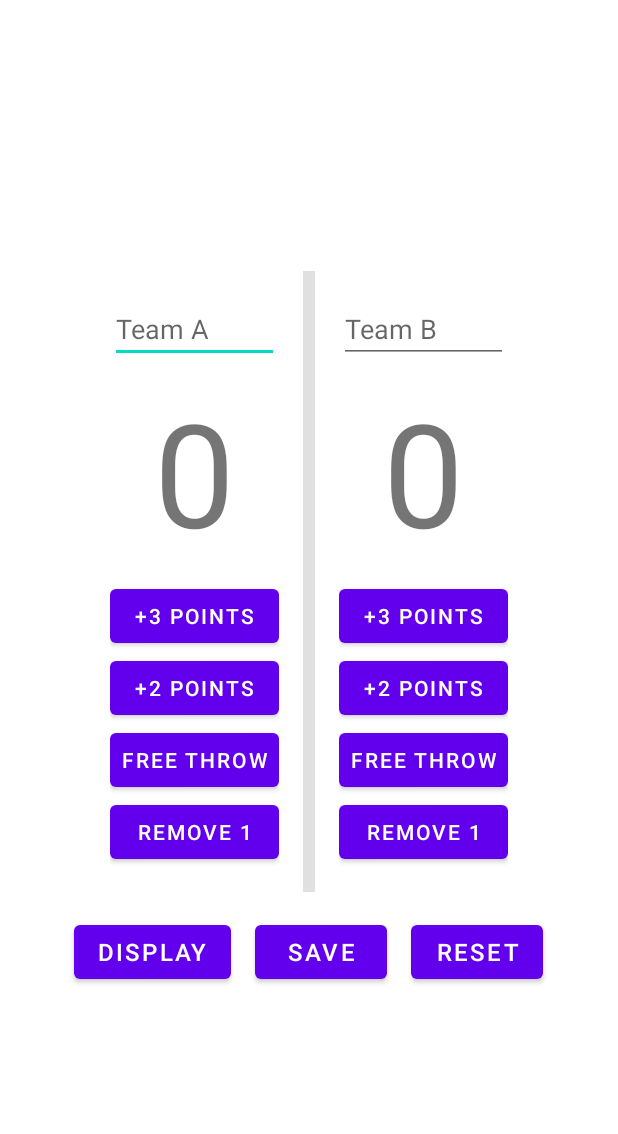
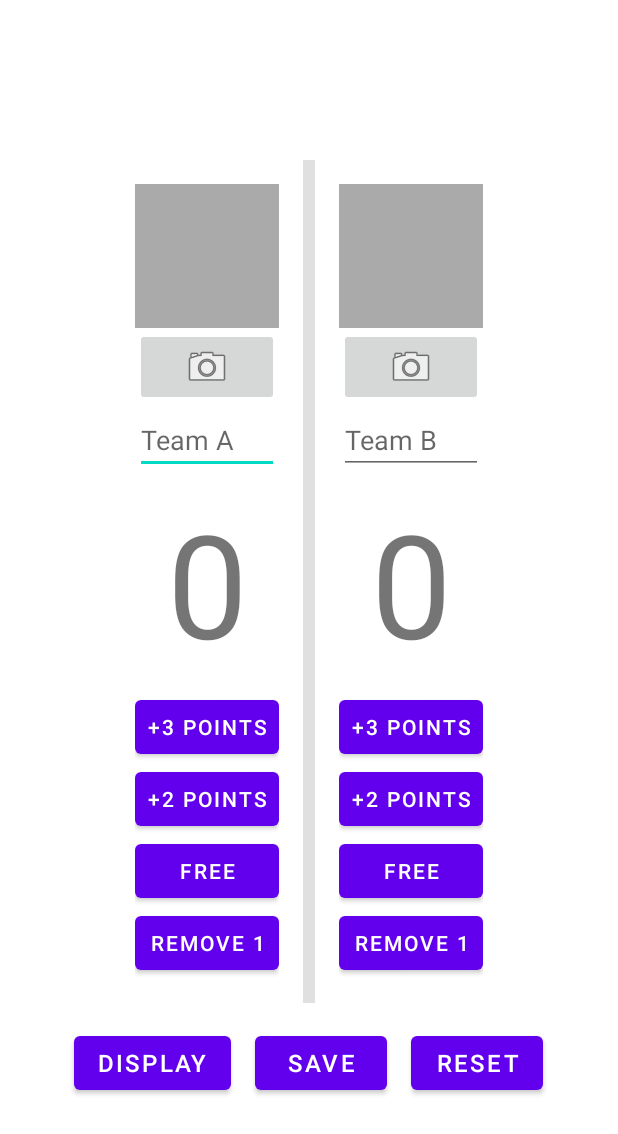
Before and after one commit to T-Reiser/Group27Project1, an Android app: the screen it shows after launch (MainActivity), on a phone screen of 412 x 824 dp. Shown: the top 1134 px of the screen. Run offline under Robolectric (Android 15) with nearby library versions, the phone set to English and light mode, and no system bars; our stand-ins replace Room's generated code.

Commit message:
Added image and camera button

```diff
--- a/app/src/main/res/layout/fragment_home.xml
+++ b/app/src/main/res/layout/fragment_home.xml
@@ -16,6 +16,20 @@
             android:layout_height="wrap_content"
             android:padding="16dp"
             android:orientation="vertical">
+
+            <ImageView
+                android:id="@+id/teamA_photo"
+                android:layout_width="96dp"
+                android:layout_height="96dp"
+                android:background="@android:color/darker_gray"
+                android:cropToPadding="true"
+                android:scaleType="centerInside" />
+
+            <ImageButton
+                android:id="@+id/teamA_camera"
+                android:layout_width="match_parent"
+                android:layout_height="wrap_content"
+                android:src="@android:drawable/ic_menu_camera"/>
 
             <EditText
                 android:id="@+id/teamA_name"
@@ -84,6 +98,20 @@
             android:layout_height="wrap_content"
             android:padding="16dp"
             android:orientation="vertical">
+
+            <ImageView
+                android:id="@+id/teamB_photo"
+                android:layout_width="96dp"
+                android:layout_height="96dp"
+                android:background="@android:color/darker_gray"
+                android:cropToPadding="true"
+                android:scaleType="centerInside" />
+
+            <ImageButton
+                android:id="@+id/teamB_camera"
+                android:layout_width="match_parent"
+                android:layout_height="wrap_content"
+                android:src="@android:drawable/ic_menu_camera"/>
 
             <EditText
                 android:id="@+id/teamB_name"
```
